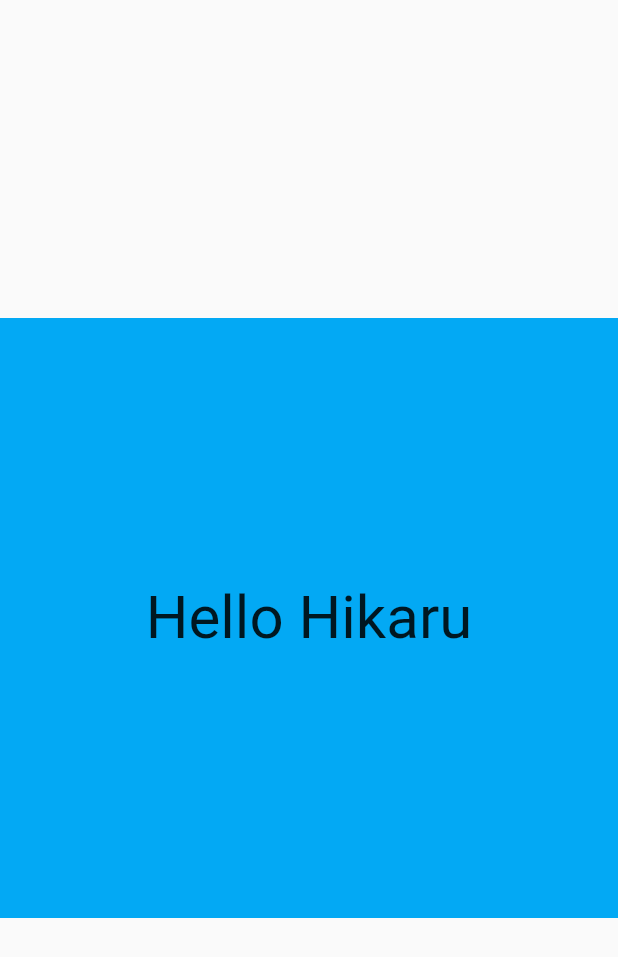
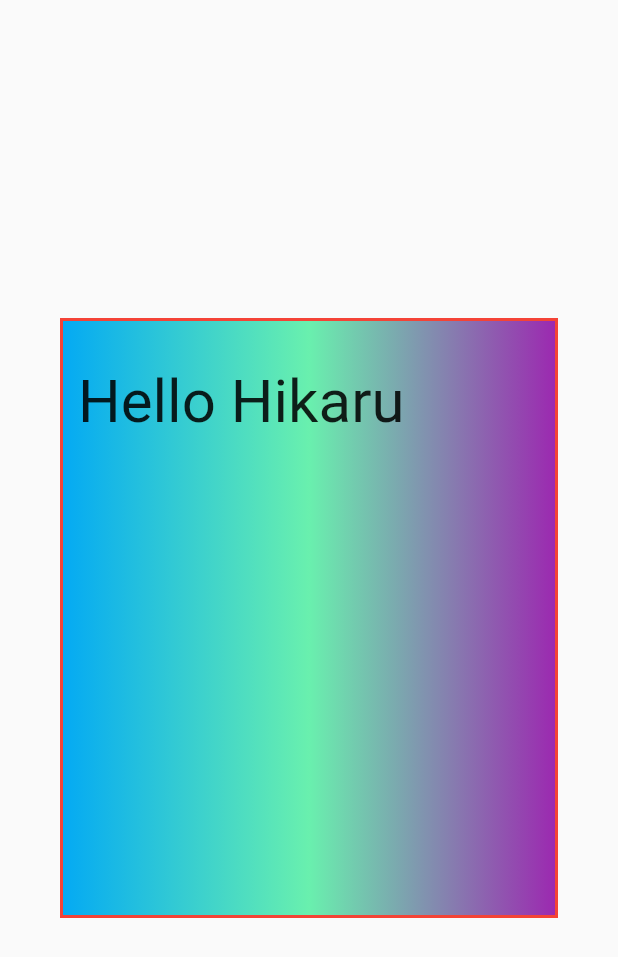
Before and after one commit to shindouhiro/Flutter, a Flutter app: the screen it shows after launch, on a phone screen of 412 x 824 dp. Shown: the top 957 px of the screen. Run offline on Flutter 3.47's test engine with Material 2 defaults, Android fonts, the phone set to English and light mode, and no system bars.

Commit message:
创建container设置背景色边框

```diff
--- a/lib/main.dart
+++ b/lib/main.dart
@@ -19,11 +19,18 @@ class MyApp extends StatelessWidget {
                            fontSize: 40.0
                            )
                        ),
-                   alignment:Alignment.center,
+                   alignment:Alignment.topLeft,
                    width:500.0,
                    height:400.0,
-                   color: Colors.lightBlue,
-                   )
+                   padding: const EdgeInsets.fromLTRB(10.0,30.0,0.0,0.0),
+                   margin: const EdgeInsets.all(40.0),
+                   decoration:new BoxDecoration(
+                       gradient:const LinearGradient(
+                           colors: [Colors.lightBlue,Colors.greenAccent,Colors.purple]
+                           ),
+                       border: Border.all(width: 2.0,color: Colors.red)
+                       )
+                   ),
                )
            )
     );
```
